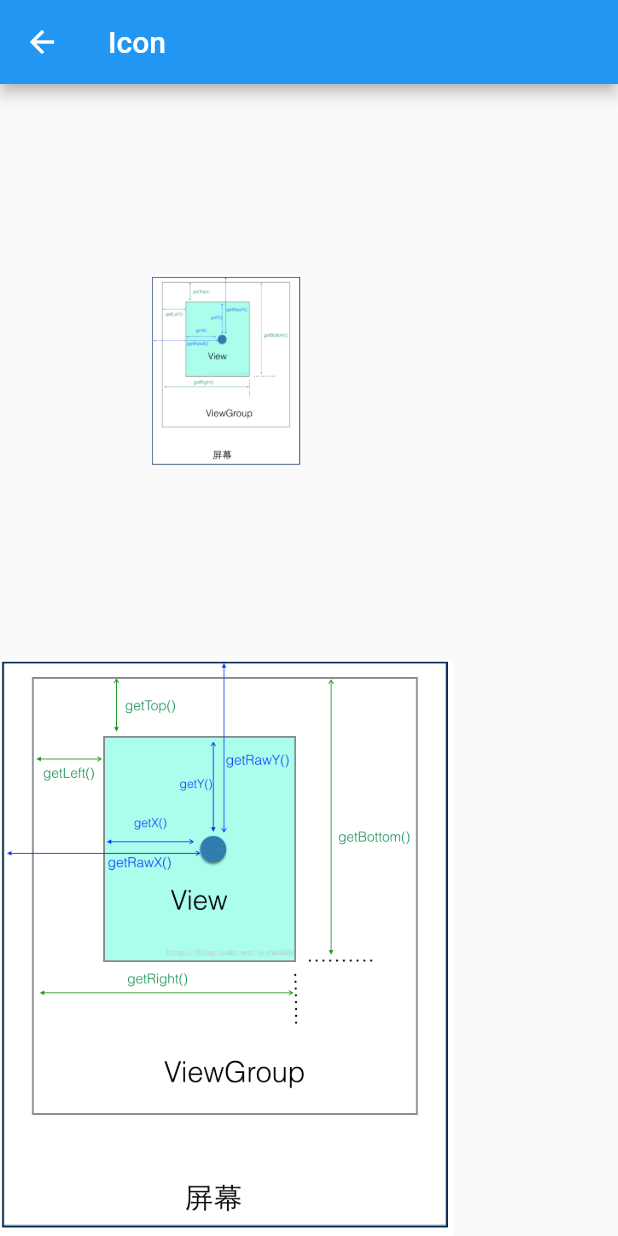
After one commit to upperLucky/flutter_widget_summary, a Flutter app: the ResPage screen opened by its route, on a phone screen of 412 x 824 dp. The commit adds this screen. Run offline on Flutter 3.47's test engine with Material 2 defaults, Android fonts, the phone set to English and light mode, and no system bars.

Commit message:
资源使用

```diff
--- /dev/null
+++ b/lib/basic/other/res_page.dart
@@ -0,0 +1,35 @@
+import 'package:flutter/material.dart';
+
+class ResPage extends StatefulWidget {
+  @override
+  _MyHomePageState createState() => _MyHomePageState();
+}
+
+class _MyHomePageState extends State<ResPage> {
+  @override
+  Widget build(BuildContext context) {
+    return Scaffold(
+      appBar: AppBar(
+        title: Text('Icon'),
+        leading: GestureDetector(
+          onTap: () {
+            Navigator.pop(context);
+          },
+          child: Icon(Icons.arrow_back),
+        ),
+      ),
+      body: Column(children: <Widget>[
+        Expanded(
+            child: Image.asset(
+          'images/view.png',
+          width: 100,
+          height: 100,
+        )),
+        Expanded(
+            child: Image(
+          image: AssetImage('images/view.png'),
+        ))
+      ]),
+    );
+  }
+}
--- a/lib/main.dart
+++ b/lib/main.dart
@@ -10,6 +10,8 @@ import 'package:flutter_widget_summary/basic/widget/widget_placeholder.dart';
 import 'package:flutter_widget_summary/basic/widget/widget_row.dart';
 import 'package:flutter_widget_summary/basic/widget/widget_scaffold.dart';
 import 'package:flutter_widget_summary/basic/widget/widget_text.dart';
+
+import 'basic/other/res_page.dart';
 
 void main() => runApp(MyApp());
 
@@ -35,6 +37,7 @@ class MyApp extends StatelessWidget {
         'flutterlogo': (BuildContext context) => WidgetFlutterLogo(),
         'scaffold': (BuildContext context) => WidgetScaffold(),
         'gesture': (BuildContext context) => GesturePage(),
+        'res': (BuildContext context) => ResPage(),
       },
     );
   }
@@ -75,6 +78,7 @@ class _MyHomePageState extends State<MyHomePage> {
             _itemClick('Flutterlogo', WidgetFlutterLogo(), 'flutterlogo'),
             _itemClick('Scaffold', WidgetScaffold(), 'scaffold'),
             _itemClick('Gesture', GesturePage(), 'geusture'),
+            _itemClick('Res', ResPage(), 'res'),
           ],
         ));
   }
--- a/pubspec.yaml
+++ b/pubspec.yaml
@@ -45,8 +45,8 @@ flutter:
   #     -assert:
 
   # To add assets to your application, add an assets section, like this:
-  # assets:
-  #  - images/a_dot_burr.jpeg
+  assets:
+     - images/view.png
   #  - images/a_dot_ham.jpeg
 
   # An image asset can refer to one or more resolution-specific "variants", see
```
Also changed, not shown: images/view.png (added).
